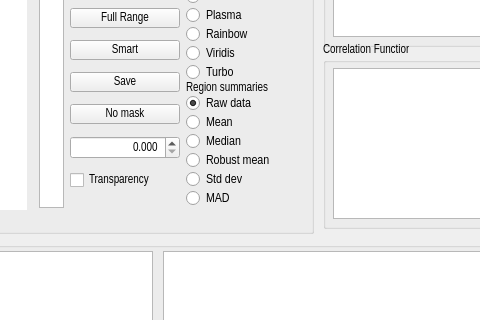
First picture: the form in rapidtide/tidepoolTemplate_alt.ui, repository bbfrederick/rapidtide, before the edit; both pictures show x 467 to 947 and y 362 to 682 of the 1373 by 815 pixel window.
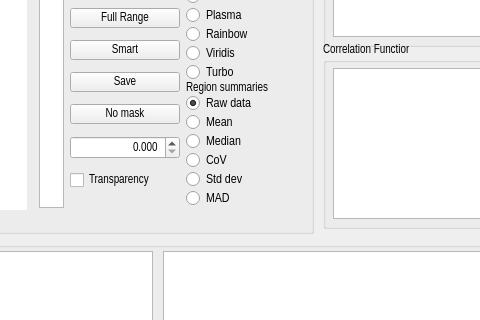
Second picture: the form after the edit. Custom widgets are drawn as their Qt base class.

What changed in the file:
```diff
--- a/rapidtide/tidepoolTemplate_alt.ui
+++ b/rapidtide/tidepoolTemplate_alt.ui
@@ -412,7 +412,7 @@
             </font>
            </property>
            <property name="text">
-            <string>Robust mean</string>
+            <string>CoV</string>
            </property>
            <attribute name="buttonGroup">
             <string notr="true">stats_buttonGroup</string>
```
Left out of the diff: 2 changed lines with no effect on the pictures.
